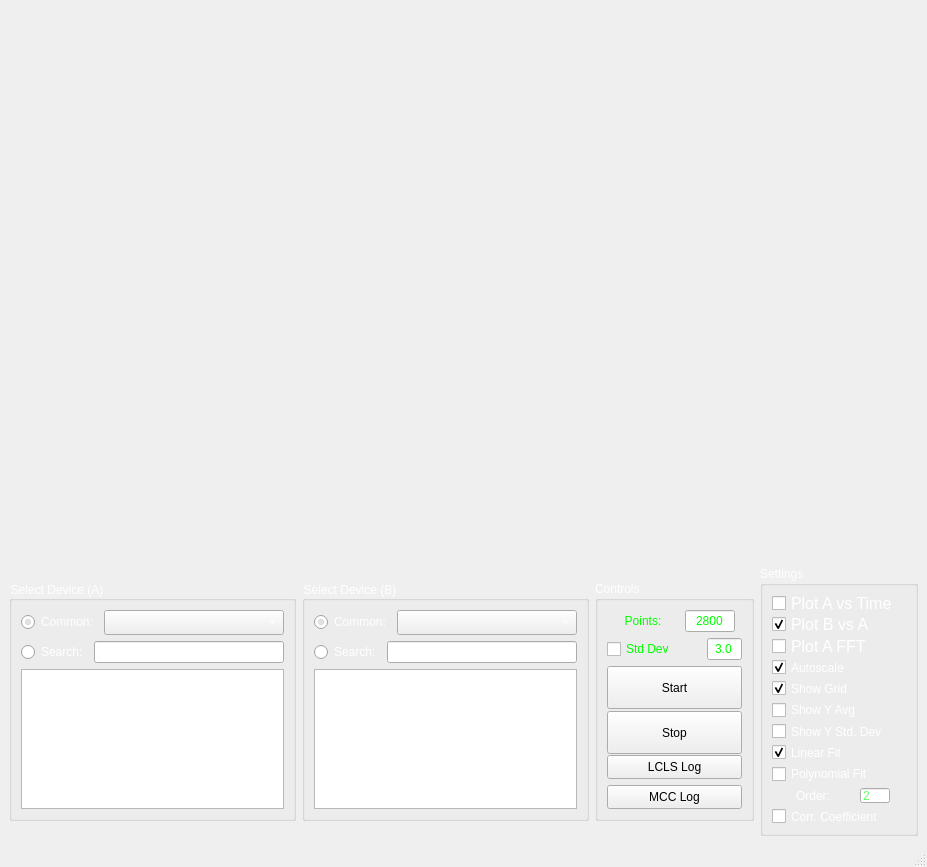
First picture: the form in rtbsa.ui, repository lisazacarias/rtbsa, before the edit.
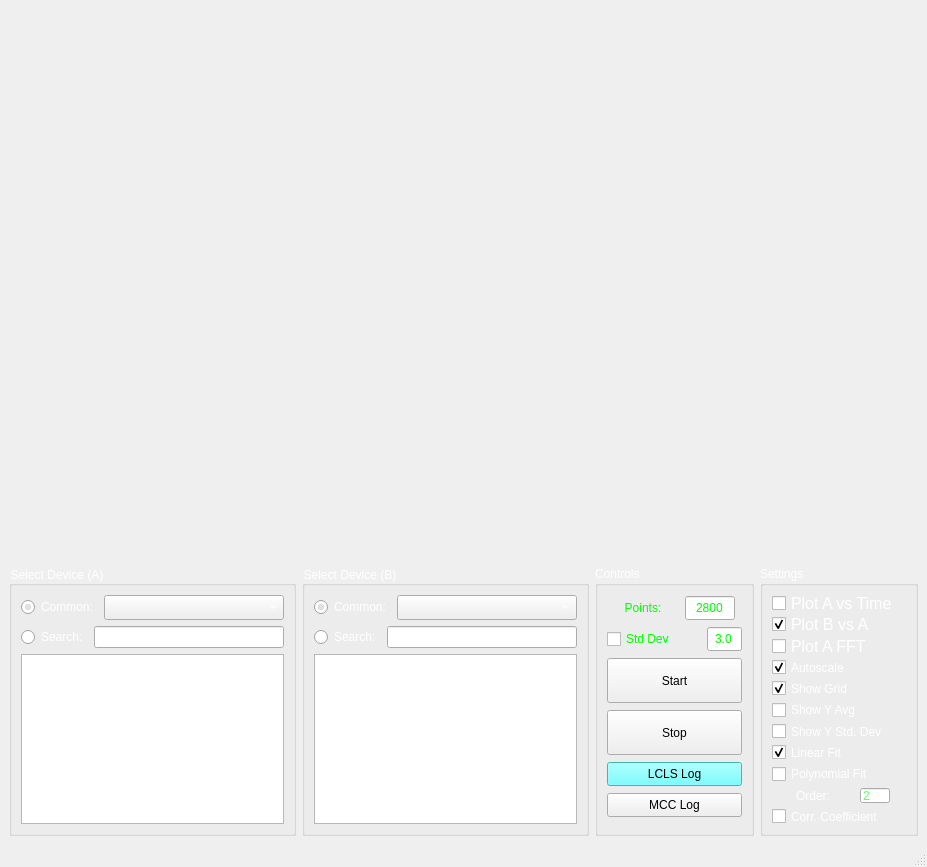
Second picture: the form after the edit.

Commit message: Some GUI cleaning courtesy of Alex, and some more code cleaning

```diff
--- a/rtbsa.ui
+++ b/rtbsa.ui
@@ -43,7 +43,7 @@
           <property name="maximumSize">
            <size>
             <width>310</width>
-            <height>240</height>
+            <height>270</height>
            </size>
           </property>
           <property name="styleSheet">
@@ -113,7 +113,7 @@
           <property name="maximumSize">
            <size>
             <width>310</width>
-            <height>240</height>
+            <height>270</height>
            </size>
           </property>
           <property name="styleSheet">
@@ -183,7 +183,7 @@
           <property name="maximumSize">
            <size>
             <width>310</width>
-            <height>240</height>
+            <height>270</height>
            </size>
           </property>
           <property name="palette">
@@ -242,7 +242,7 @@
                  <property name="maximumSize">
                   <size>
                    <width>60</width>
-                   <height>30</height>
+                   <height>24</height>
                   </size>
                  </property>
                  <property name="palette">
@@ -337,7 +337,7 @@
                  <property name="maximumSize">
                   <size>
                    <width>50</width>
-                   <height>25</height>
+                   <height>24</height>
                   </size>
                  </property>
                  <property name="palette">
@@ -394,6 +394,12 @@
               <layout class="QHBoxLayout" name="horizontalLayout_9">
                <item>
                 <widget class="QCheckBox" name="filterByStdDevs">
+                 <property name="maximumSize">
+                  <size>
+                   <width>16777215</width>
+                   <height>24</height>
+                  </size>
+                 </property>
                  <property name="palette">
                   <palette>
                    <active>
@@ -458,7 +464,7 @@
                  <property name="maximumSize">
                   <size>
                    <width>20</width>
-                   <height>25</height>
+                   <height>24</height>
                   </size>
                  </property>
                  <property name="palette">
@@ -512,15 +518,16 @@
               </layout>
              </item>
              <item>
-              <layout class="QVBoxLayout" name="verticalLayout_12">
-               <item>
                 <widget class="QPushButton" name="draw_button">
                  <property name="minimumSize">
                   <size>
                    <width>95</width>
-                   <height>43</height>
-                  </size>
-                 </property>
+                 <height>45</height>
+                </size>
+               </property>
+               <property name="styleSheet">
+                <string notr="true"/>
+               </property>
                  <property name="text">
                   <string>Start</string>
                  </property>
@@ -531,18 +538,17 @@
                  <property name="minimumSize">
                   <size>
                    <width>95</width>
-                   <height>43</height>
-                  </size>
-                 </property>
+                 <height>45</height>
+                </size>
+               </property>
+               <property name="styleSheet">
+                <string notr="true"/>
+               </property>
                  <property name="text">
                   <string>Stop</string>
                  </property>
                 </widget>
                </item>
-              </layout>
-             </item>
-             <item>
-              <layout class="QVBoxLayout" name="verticalLayout_4">
                <item>
                 <widget class="QPushButton" name="log_button">
                  <property name="minimumSize">
@@ -551,6 +557,11 @@
                    <height>24</height>
                   </size>
                  </property>
+               <property name="styleSheet">
+                <string notr="true">background-color: rgb(85, 255, 255);
+color: rgb(0, 0, 0);
+</string>
+               </property>
                  <property name="text">
                   <string>LCLS Log</string>
                  </property>
@@ -568,8 +579,6 @@
                   <string>MCC Log</string>
                  </property>
                 </widget>
-               </item>
-              </layout>
              </item>
             </layout>
            </item>
```
Lines whose indentation alone changed are shown as unchanged. The commit also changes 2 other files.
